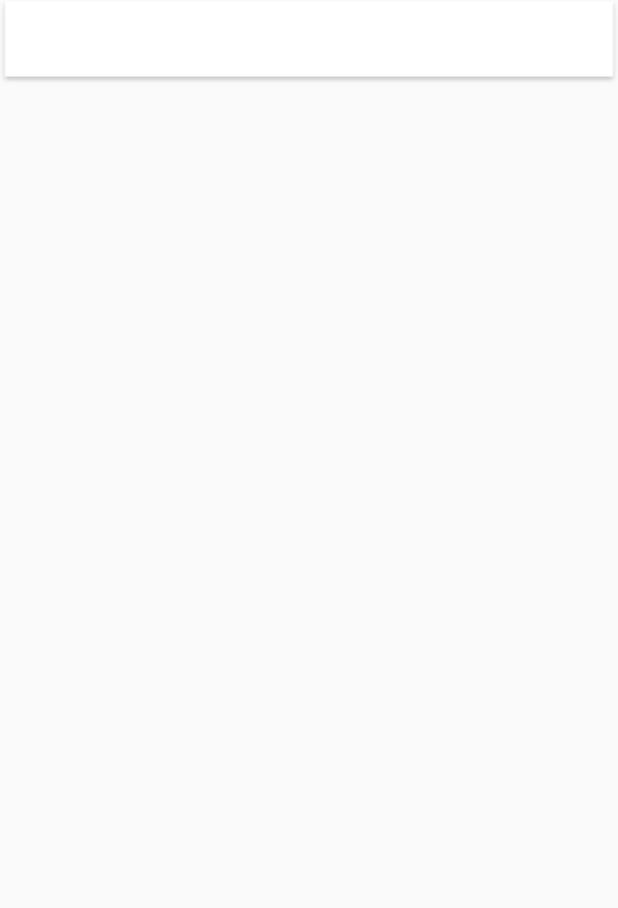
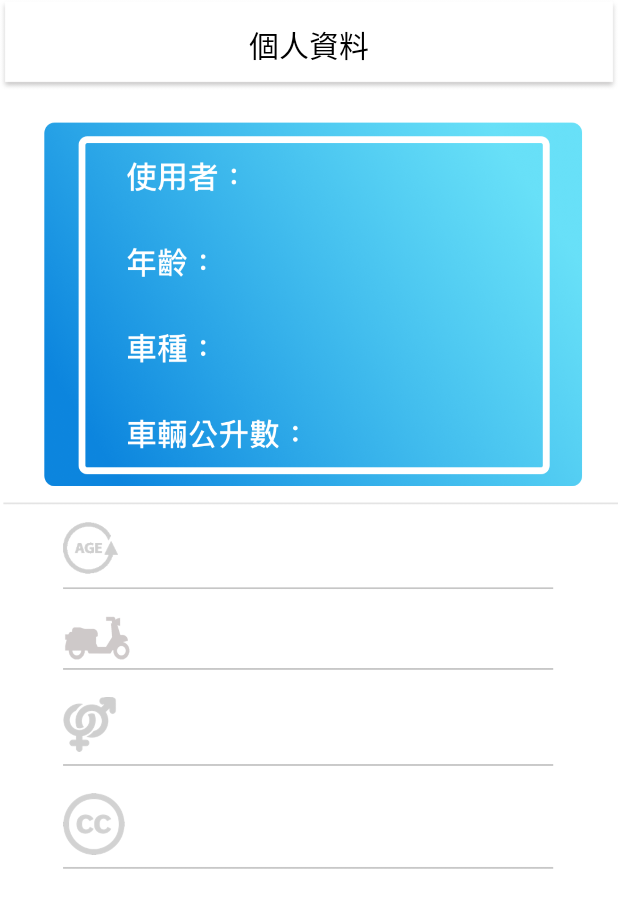
Before and after one commit to chuanshenghung/ScooterProject, an Android app: the layout activity_personal.xml on its own in the app's theme, with its tools: preview values and no code run, on a phone screen of 412 x 824 dp. Shown: the top 908 px of the screen. Run offline under Robolectric (Android 15) with nearby library versions, the phone set to English and light mode, and no system bars.

```diff
--- a/ScooterProject2/app/build.gradle
+++ b/ScooterProject2/app/build.gradle
@@ -22,11 +22,12 @@ dependencies {
     implementation fileTree(dir: 'libs', include: ['*.jar'])
     //noinspection GradleCompatible
     implementation 'com.android.support:appcompat-v7:26.1.0'
-    implementation 'com.android.support:design:26.1.0'
+    implementation 'com.white:progressview:1.0.1'
     implementation 'com.android.support.constraint:constraint-layout:1.0.2'
     implementation 'com.google.firebase:firebase-auth:12.0.0'
     implementation 'com.google.firebase:firebase-database:12.0.0'
     implementation 'com.google.android.gms:play-services-auth:12.0.0'
+    implementation 'com.android.support:design:26.1.0'
     testImplementation 'junit:junit:4.12'
     androidTestImplementation 'com.android.support.test:runner:1.0.0'
     androidTestImplementation 'com.android.support.test.espresso:espresso-core:3.0.1'
--- a/ScooterProject2/app/src/main/res/layout/activity_personal.xml
+++ b/ScooterProject2/app/src/main/res/layout/activity_personal.xml
@@ -4,13 +4,28 @@
     xmlns:tools="http://schemas.android.com/tools"
     android:layout_width="match_parent"
     android:layout_height="match_parent"
+    android:background="@android:color/white"
     tools:context="com.example.gavinhung.scooterproject2.PersonalActivity">
 
     <TextView
-        android:id="@+id/textView3"
+        android:id="@+id/titletext1"
         android:layout_width="match_parent"
-        android:layout_height="wrap_content"
+        android:layout_height="60dp"
+        android:gravity="center"
+        android:text="個人資料"
+        android:background="@drawable/mainactivity_actionbar"
+        android:textAlignment="center"
+        android:textColor="@android:color/black"
+        android:textSize="20sp"/>
+
+    <RelativeLayout
+        android:id="@+id/s1"
+        android:layout_width="match_parent"
+        android:layout_height="534dp"
         android:layout_alignParentStart="true"
-        android:layout_alignParentTop="true"
-        android:background="@drawable/mainactivity_actionbar" />
+        android:layout_below="@+id/titletext1"
+        android:background="@drawable/personalactivity_background">
+
+
+    </RelativeLayout>
 </RelativeLayout>
--- /dev/null
+++ b/ScooterProject2/app/src/main/res/values/dimens.xml
@@ -0,0 +1,5 @@
+<resources>
+    <!-- Default screen margins, per the Android Design guidelines. -->
+    <dimen name="activity_horizontal_margin">16dp</dimen>
+    <dimen name="activity_vertical_margin">16dp</dimen>
+</resources>
--- a/ScooterProject2/app/src/main/res/values/strings.xml
+++ b/ScooterProject2/app/src/main/res/values/strings.xml
@@ -3,4 +3,8 @@
 
     <string name="facebook_app_id">157833218237221</string>
     <string name="fb_login_protocol_scheme">fb157833218237221</string>
+    <string name="title_activity_main2">Main2Activity</string>
+    <string name="title_home">Home</string>
+    <string name="title_dashboard">Dashboard</string>
+    <string name="title_notifications">Notifications</string>
 </resources>
--- a/ScooterProject2/build.gradle
+++ b/ScooterProject2/build.gradle
@@ -8,7 +8,7 @@ buildscript {
         mavenCentral()
     }
     dependencies {
-        classpath 'com.android.tools.build:gradle:3.1.0'
+        classpath 'com.android.tools.build:gradle:3.1.1'
         classpath 'com.google.gms:google-services:3.2.0'
 
         // NOTE: Do not place your application dependencies here; they belong
```
Also changed, not shown: ScooterProject2/app/src/main/AndroidManifest.xml (+19 -17 lines), ScooterProject2/app/src/main/java/com/example/gavinhung/scooterproject2/MainActivity.java (+20 -4 lines), ScooterProject2/app/src/main/res/drawable/ic_dashboard_black_24dp.xml (added, +9 -0 lines), ScooterProject2/app/src/main/res/drawable/ic_home_black_24dp.xml (added, +9 -0 lines), ScooterProject2/app/src/main/res/drawable/ic_notifications_black_24dp.xml (added, +9 -0 lines), ScooterProject2/app/src/main/res/layout/activity_main.xml (+59 -17 lines), ScooterProject2/app/src/main/res/menu/nav_menu.xml (deleted, +0 -25 lines), ScooterProject2/app/src/main/res/drawable/mainactivity_actionbar.png, ScooterProject2/app/src/main/res/drawable/mainactivity_background.png (added), ScooterProject2/app/src/main/res/drawable/personalactivity_background.png (added).
